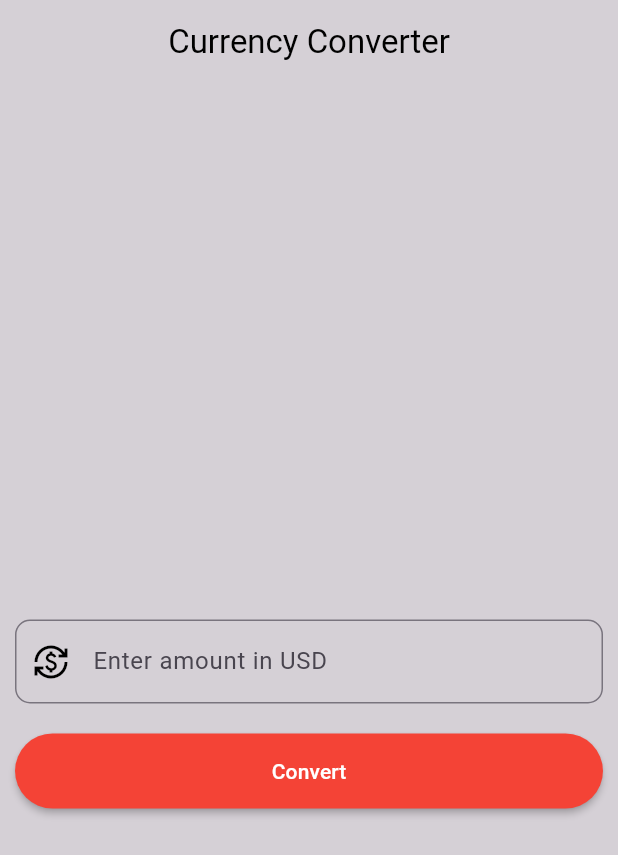
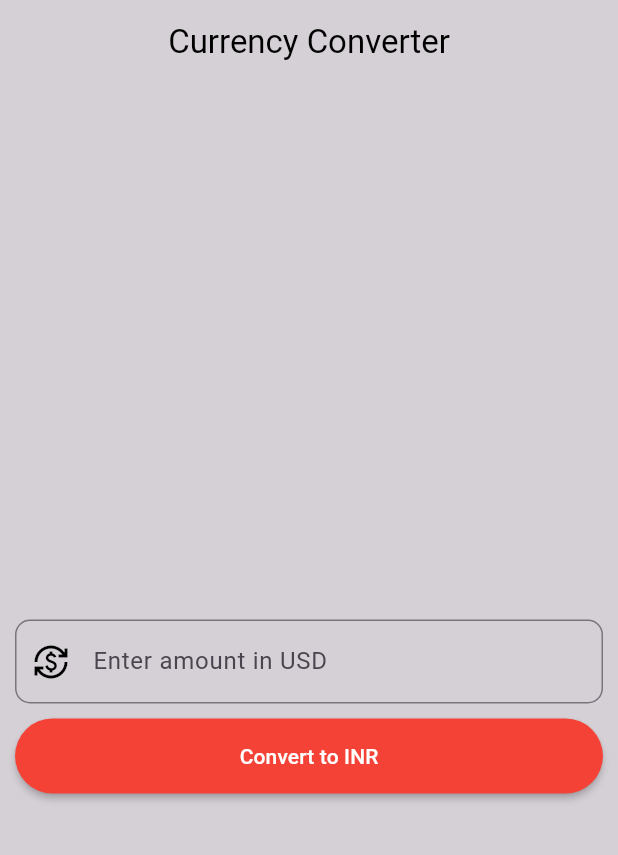
Before and after one commit to SumanKumarChava/Flutter_SampleApp, a Flutter app: the screen it shows after launch, on a phone screen of 412 x 824 dp. Shown: the top 855 px of the screen. Run offline on Flutter 3.47's test engine with Material 3 defaults, Android fonts, the phone set to English and light mode, and no system bars.

Commit message:
Some more code cleanup

```diff
--- a/lib/Constants/app_constants.dart
+++ b/lib/Constants/app_constants.dart
@@ -1 +1,3 @@
 const dollarToRupeeConversionValue = 81;
+const double leftAndRightPadding = 10;
+const double spaceBetweenUIElements = 10;
--- a/lib/pages/currency_converter_materialpage.dart
+++ b/lib/pages/currency_converter_materialpage.dart
@@ -26,13 +26,13 @@ class _CurrencyConverterMaterialpage1State
       body: ColoredBox(
         color: pageBackgroundColor,
         child: Center(
-          child: Column(
-            mainAxisAlignment: MainAxisAlignment.center,
-            crossAxisAlignment: CrossAxisAlignment.center,
-            children: [
-              Padding(
-                padding: const EdgeInsets.all(10.0),
-                child: Text(
+          child: Padding(
+            padding: const EdgeInsets.all(leftAndRightPadding),
+            child: Column(
+              mainAxisAlignment: MainAxisAlignment.center,
+              crossAxisAlignment: CrossAxisAlignment.center,
+              children: [
+                Text(
                   textAlign: TextAlign.center,
                   getConvertedValue(),
                   textDirection: TextDirection.ltr,
@@ -41,10 +41,8 @@ class _CurrencyConverterMaterialpage1State
                       fontSize: 36,
                       fontWeight: FontWeight.bold),
                 ),
-              ),
-              Padding(
-                padding: const EdgeInsets.all(10.0),
-                child: TextField(
+                const SizedBox(height: spaceBetweenUIElements),
+                TextField(
                   controller: _controller,
                   keyboardType: const TextInputType.numberWithOptions(
                       signed: true, decimal: true),
@@ -60,10 +58,8 @@ class _CurrencyConverterMaterialpage1State
                     color: textColor,
                   ),
                 ),
-              ),
-              Padding(
-                padding: const EdgeInsets.all(10.0),
-                child: ElevatedButton(
+                const SizedBox(height: spaceBetweenUIElements),
+                ElevatedButton(
                     style: TextButton.styleFrom(
                       backgroundColor: buttonBackgroundColor,
                       foregroundColor: buttonForegroundColor,
@@ -78,9 +74,9 @@ class _CurrencyConverterMaterialpage1State
                             }
                           }),
                         },
-                    child: const Text("Convert")),
-              ),
-            ],
+                    child: const Text("Convert to INR")),
+              ],
+            ),
           ),
         ),
       ),
@@ -91,6 +87,6 @@ class _CurrencyConverterMaterialpage1State
     if (_controller.text.isEmpty) {
       return "";
     }
-    return "${_controller.text} dollars = ${result.toString()} rupees";
+    return "${_controller.text} dollars = ${result != 0 ? result.toStringAsFixed(2) : result.toStringAsFixed(0)} rupees";
   }
 }
```
